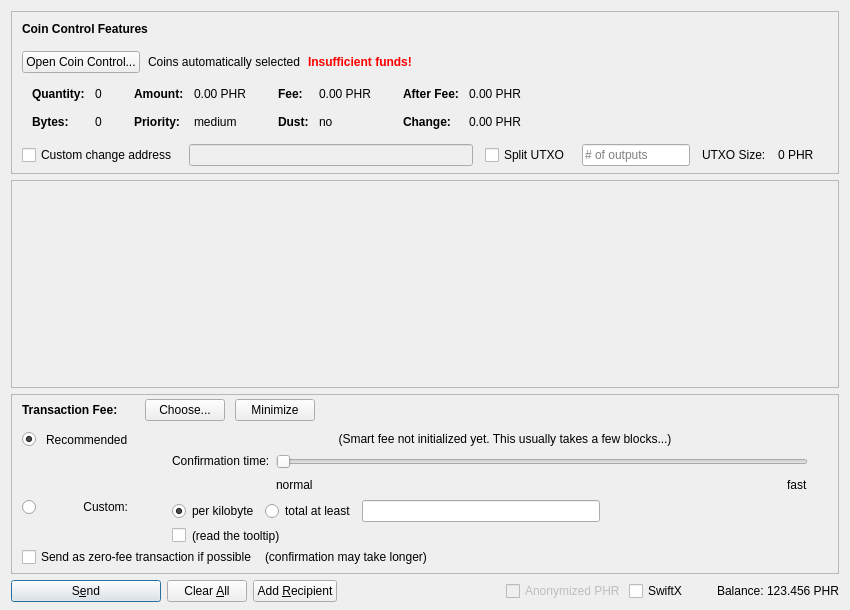
Before: the Qt Designer form src/qt/forms/sendcoinsdialog.ui in blocknetdx/blocknet, drawn with Qt 5.
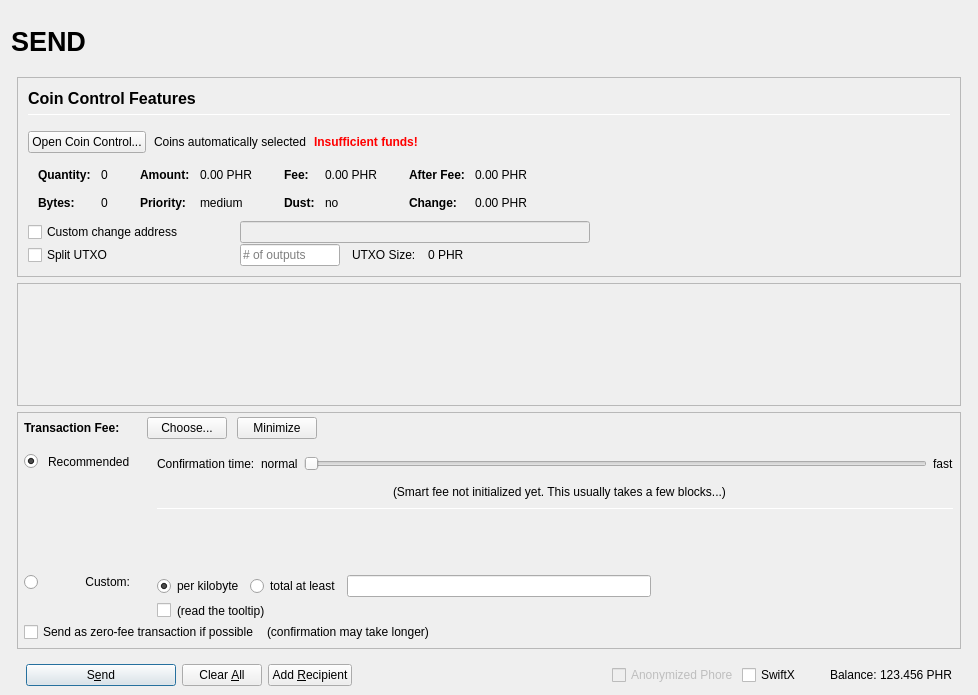
After: the same form once the commit is applied. Icons and pictures are not drawn. Custom widgets are drawn as their Qt base class.

What changed in the file:
```diff
--- a/src/qt/forms/sendcoinsdialog.ui
+++ b/src/qt/forms/sendcoinsdialog.ui
@@ -2,20 +2,155 @@
 <ui version="4.0">
  <class>SendCoinsDialog</class>
  <widget class="QDialog" name="SendCoinsDialog">
+  <property name="enabled">
+   <bool>true</bool>
+  </property>
   <property name="geometry">
    <rect>
     <x>0</x>
     <y>0</y>
-    <width>850</width>
-    <height>610</height>
+    <width>978</width>
+    <height>695</height>
    </rect>
   </property>
   <property name="windowTitle">
    <string>Send Coins</string>
   </property>
-  <layout class="QVBoxLayout" name="verticalLayout" stretch="0,1,0,0">
+  <layout class="QVBoxLayout" name="verticalLayout" stretch="0">
    <property name="bottomMargin">
-    <number>8</number>
+    <number>9</number>
+   </property>
+   <item>
+    <layout class="QVBoxLayout" name="verticalLayout_Master" stretch="0,1">
+     <property name="spacing">
+      <number>0</number>
+     </property>
+     <property name="leftMargin">
+      <number>0</number>
+     </property>
+     <property name="topMargin">
+      <number>0</number>
+     </property>
+     <property name="rightMargin">
+      <number>0</number>
+     </property>
+     <property name="bottomMargin">
+      <number>0</number>
+     </property>
+     <item>
+      <widget class="QFrame" name="frame_Header">
+       <layout class="QVBoxLayout" name="verticalLayout_Header" stretch="0">
+        <property name="leftMargin">
+         <number>0</number>
+        </property>
+        <property name="topMargin">
+         <number>0</number>
+        </property>
+        <property name="rightMargin">
+         <number>0</number>
+        </property>
+        <property name="bottomMargin">
+         <number>0</number>
+        </property>
+        <item>
+         <layout class="QHBoxLayout" name="horizontalLayout_Header" stretch="1,0,1">
+          <property name="spacing">
+           <number>6</number>
+          </property>
+          <item>
+           <widget class="QLabel" name="labelOverviewHeaderLeft">
+            <property name="minimumSize">
+             <size>
+              <width>464</width>
+              <height>60</height>
+             </size>
+            </property>
+            <property name="maximumSize">
+             <size>
+              <width>16777215</width>
+              <height>60</height>
+             </size>
+            </property>
+            <property name="font">
+             <font>
+              <pointsize>20</pointsize>
+              <weight>75</weight>
+              <bold>true</bold>
+             </font>
+            </property>
+            <property name="text">
+             <string>SEND</string>
+            </property>
+            <property name="alignment">
+             <set>Qt::AlignLeading|Qt::AlignLeft|Qt::AlignVCenter</set>
+            </property>
+           </widget>
+          </item>
+          <item>
+           <spacer name="horizontalSpacer_Header">
+            <property name="orientation">
+             <enum>Qt::Horizontal</enum>
+            </property>
+            <property name="sizeHint" stdset="0">
+             <size>
+              <width>40</width>
+              <height>20</height>
+             </size>
+            </property>
+           </spacer>
+          </item>
+          <item>
+           <widget class="QLabel" name="labelOverviewHeaderRight">
+            <property name="minimumSize">
+             <size>
+              <width>464</width>
+              <height>60</height>
+             </size>
+            </property>
+            <property name="maximumSize">
+             <size>
+              <width>16777215</width>
+              <height>60</height>
+             </size>
+            </property>
+            <property name="font">
+             <font>
+              <pointsize>14</pointsize>
+             </font>
+            </property>
+            <property name="text">
+             <string/>
+            </property>
+            <property name="alignment">
+             <set>Qt::AlignRight|Qt::AlignTrailing|Qt::AlignVCenter</set>
+            </property>
+           </widget>
+          </item>
+         </layout>
+        </item>
+       </layout>
+      </widget>
+     </item>
+     <item>
+      <widget class="QFrame" name="frame_BG">
+       <property name="minimumSize">
+        <size>
+         <width>0</width>
+         <height>0</height>
+        </size>
+       </property>
+       <layout class="QVBoxLayout" name="layout_BG" stretch="0,0,0,0">
+        <property name="leftMargin">
+         <number>6</number>
+        </property>
+        <property name="topMargin">
+         <number>6</number>
+        </property>
+        <property name="rightMargin">
+         <number>6</number>
+        </property>
+        <property name="bottomMargin">
+         <number>0</number>
    </property>
    <item>
     <widget class="QFrame" name="frameCoinControl">
@@ -51,12 +186,13 @@
        <number>0</number>
       </property>
       <property name="bottomMargin">
-       <number>6</number>
+            <number>0</number>
       </property>
       <item>
-       <layout class="QVBoxLayout" name="verticalLayoutCoinControl" stretch="0,0,0,0,1">
+            <widget class="QFrame" name="frameCoinControl_BG">
+             <layout class="QVBoxLayout" name="verticalLayoutCoinControl" stretch="0,0,0,0,0,0">
         <property name="spacing">
-         <number>0</number>
+               <number>1</number>
         </property>
         <property name="leftMargin">
          <number>10</number>
@@ -70,6 +206,11 @@
            <number>15</number>
           </property>
           <item>
+                 <layout class="QVBoxLayout" name="verticalLayout_3">
+                  <property name="spacing">
+                   <number>6</number>
+                  </property>
+                  <item>
            <widget class="QLabel" name="labelCoinControlFeatures">
             <property name="sizePolicy">
              <sizepolicy hsizetype="Preferred" vsizetype="Maximum">
@@ -77,8 +218,15 @@
               <verstretch>0</verstretch>
              </sizepolicy>
             </property>
+                    <property name="minimumSize">
+                     <size>
+                      <width>0</width>
+                      <height>20</height>
+                     </size>
+                    </property>
             <property name="font">
              <font>
+                      <pointsize>12</pointsize>
               <weight>75</weight>
               <bold>true</bold>
              </font>
@@ -91,6 +239,27 @@
             </property>
            </widget>
           </item>
+                  <item>
+                   <widget class="Line" name="line">
+                    <property name="minimumSize">
+                     <size>
+                      <width>0</width>
+                      <height>1</height>
+                     </size>
+                    </property>
+                    <property name="maximumSize">
+                     <size>
+                      <width>16777215</width>
+                      <height>1</height>
+                     </size>
+                    </property>
+                    <property name="orientation">
+                     <enum>Qt::Horizontal</enum>
+                    </property>
+                   </widget>
+                  </item>
+                 </layout>
+                </item>
          </layout>
         </item>
         <item>
@@ -528,7 +697,7 @@
          </widget>
         </item>
         <item>
-         <layout class="QHBoxLayout" name="horizontalLayoutCoinControl4" stretch="0,0,0,0,0,0,0">
+               <layout class="QHBoxLayout" name="horizontalLayoutCoinControl4">
           <property name="spacing">
            <number>12</number>
           </property>
@@ -536,13 +705,31 @@
            <enum>QLayout::SetDefaultConstraint</enum>
           </property>
           <property name="topMargin">
-           <number>5</number>
+                 <number>0</number>
           </property>
           <property name="rightMargin">
-           <number>5</number>
+                 <number>0</number>
           </property>
           <item>
            <widget class="QCheckBox" name="checkBoxCoinControlChange">
+                  <property name="sizePolicy">
+                   <sizepolicy hsizetype="Preferred" vsizetype="Preferred">
+                    <horstretch>0</horstretch>
+                    <verstretch>0</verstretch>
+                   </sizepolicy>
+                  </property>
+                  <property name="minimumSize">
+                   <size>
+                    <width>200</width>
+                    <height>0</height>
+                   </size>
+                  </property>
+                  <property name="maximumSize">
+                   <size>
+                    <width>200</width>
+                    <height>16777215</height>
+                   </size>
+                  </property>
             <property name="toolTip">
              <string>If this is activated, but the change address is empty or invalid, change will be sent to a newly generated address.</string>
             </property>
@@ -557,15 +744,71 @@
              <bool>false</bool>
             </property>
             <property name="sizePolicy">
-             <sizepolicy hsizetype="Expanding" vsizetype="Fixed">
+                   <sizepolicy hsizetype="Preferred" vsizetype="Preferred">
               <horstretch>0</horstretch>
               <verstretch>0</verstretch>
              </sizepolicy>
             </property>
-           </widget>
-          </item>
+                  <property name="minimumSize">
+                   <size>
+                    <width>300</width>
+                    <height>0</height>
+                   </size>
+                  </property>
+                 </widget>
+                </item>
+                <item>
+                 <widget class="QLabel" name="labelCoinControlChangeLabel">
+                  <property name="sizePolicy">
+                   <sizepolicy hsizetype="Preferred" vsizetype="Preferred">
+                    <horstretch>0</horstretch>
+                    <verstretch>0</verstretch>
+                   </sizepolicy>
+                  </property>
+                  <property name="minimumSize">
+                   <size>
+                    <width>100</width>
+                    <height>0</height>
+                   </size>
+                  </property>
+                  <property name="text">
+                   <string/>
+                  </property>
+                  <property name="margin">
+                   <number>3</number>
+                  </property>
+                 </widget>
+                </item>
+               </layout>
+              </item>
+              <item>
+               <layout class="QHBoxLayout" name="horizontalLayoutCoinControl6">
+                <property name="spacing">
+                 <number>12</number>
+                </property>
+                <property name="rightMargin">
+                 <number>0</number>
+                </property>
           <item>
            <widget class="QCheckBox" name="splitBlockCheckBox">
+                  <property name="sizePolicy">
+                   <sizepolicy hsizetype="Preferred" vsizetype="Preferred">
+                    <horstretch>0</horstretch>
+                    <verstretch>0</verstretch>
+                   </sizepolicy>
+                  </property>
+                  <property name="minimumSize">
+                   <size>
+                    <width>200</width>
+                    <height>0</height>
+                   </size>
+                  </property>
+                  <property name="maximumSize">
+                   <size>
+                    <width>200</width>
+                    <height>16777215</height>
+                   </size>
+                  </property>
             <property name="text">
              <string>Split UTXO</string>
             </property>
@@ -574,11 +817,23 @@
           <item>
            <widget class="QLineEdit" name="splitBlockLineEdit">
             <property name="sizePolicy">
-             <sizepolicy hsizetype="Fixed" vsizetype="Fixed">
+                   <sizepolicy hsizetype="Preferred" vsizetype="Preferred">
               <horstretch>50</horstretch>
               <verstretch>0</verstretch>
              </sizepolicy>
             </property>
+                  <property name="minimumSize">
+                   <size>
+                    <width>100</width>
+                    <height>0</height>
+                   </size>
+                  </property>
+                  <property name="maximumSize">
+                   <size>
+                    <width>100</width>
+                    <height>16777215</height>
+                   </size>
+                  </property>
             <property name="placeholderText">
              <string># of outputs</string>
             </property>
@@ -599,26 +854,17 @@
            </widget>
           </item>
           <item>
-           <widget class="QLabel" name="labelCoinControlChangeLabel">
-            <property name="sizePolicy">
-             <sizepolicy hsizetype="Preferred" vsizetype="Expanding">
-              <horstretch>0</horstretch>
-              <verstretch>0</verstretch>
-             </sizepolicy>
-            </property>
-            <property name="minimumSize">
+                 <spacer name="horizontalSpacer_7">
+                  <property name="orientation">
+                   <enum>Qt::Horizontal</enum>
+                  </property>
+                  <property name="sizeHint" stdset="0">
              <size>
-              <width>0</width>
-              <height>0</height>
-             </size>
-            </property>
-            <property name="text">
-             <string/>
-            </property>
-            <property name="margin">
-             <number>3</number>
-            </property>
-           </widget>
+                    <width>40</width>
+                    <height>20</height>
+                   </size>
+                  </property>
+                 </spacer>
           </item>
          </layout>
         </item>
@@ -636,6 +882,7 @@
          </spacer>
         </item>
        </layout>
+            </widget>
       </item>
      </layout>
     </widget>
@@ -650,8 +897,8 @@
        <rect>
         <x>0</x>
         <y>0</y>
-        <width>830</width>
-        <height>113</height>
+             <width>944</width>
+             <height>68</height>
        </rect>
       </property>
       <layout class="QVBoxLayout" name="verticalLayout_2" stretch="0,1">
@@ -733,11 +980,14 @@
          <number>0</number>
         </property>
         <property name="leftMargin">
-         <number>10</number>
+              <number>6</number>
         </property>
         <property name="topMargin">
          <number>0</number>
         </property>
+             <property name="rightMargin">
+              <number>6</number>
+             </property>
         <item>
          <layout class="QHBoxLayout" name="horizontalLayoutFee1">
           <property name="bottomMargin">
@@ -879,7 +1129,61 @@
              <property name="verticalSpacing">
               <number>4</number>
              </property>
-             <item row="2" column="4">
+                  <item row="2" column="0">
+                   <layout class="QVBoxLayout" name="verticalLayoutFee4" stretch="0">
+                    <item>
+                     <spacer name="verticalSpacer_2">
+                      <property name="orientation">
+                       <enum>Qt::Vertical</enum>
+                      </property>
+                      <property name="sizeHint" stdset="0">
+                       <size>
+                        <width>1</width>
+                        <height>1</height>
+                       </size>
+                      </property>
+                     </spacer>
+                    </item>
+                   </layout>
+                  </item>
+                  <item row="3" column="0">
+                   <layout class="QVBoxLayout" name="verticalLayoutFee9" stretch="0,1">
+                    <item>
+                     <widget class="QRadioButton" name="radioCustomFee">
+                      <property name="text">
+                       <string/>
+                      </property>
+                      <attribute name="buttonGroup">
+                       <string notr="true">groupFee</string>
+                      </attribute>
+                     </widget>
+                    </item>
+                    <item>
+                     <spacer name="verticalSpacer_6">
+                      <property name="orientation">
+                       <enum>Qt::Vertical</enum>
+                      </property>
+                      <property name="sizeHint" stdset="0">
+                       <size>
+                        <width>1</width>
+                        <height>1</height>
+                       </size>
+                      </property>
+                     </spacer>
+                    </item>
+                   </layout>
+                  </item>
+                  <item row="3" column="1">
+                   <widget class="QLabel" name="labelCustomFee">
+                    <property name="text">
+                     <string>Custom:</string>
+                    </property>
+                    <property name="alignment">
+                     <set>Qt::AlignRight|Qt::AlignTop|Qt::AlignTrailing</set>
+                    </property>
+                   </widget>
+                  </item>
+                  <item row="3" column="4">
               <layout class="QVBoxLayout" name="verticalLayoutFee8">
                <property name="spacing">
                 <number>6</number>
@@ -978,80 +1282,27 @@
                </item>
               </layout>
              </item>
-             <item row="1" column="0">
-              <layout class="QVBoxLayout" name="verticalLayoutFee4" stretch="1">
-               <item>
-                <spacer name="verticalSpacer_2">
-                 <property name="orientation">
-                  <enum>Qt::Vertical</enum>
-                 </property>
-                 <property name="sizeHint" stdset="0">
-                  <size>
-                   <width>1</width>
-                   <height>1</height>
-                  </size>
-                 </property>
-                </spacer>
-               </item>
-              </layout>
-             </item>
-             <item row="2" column="0">
-              <layout class="QVBoxLayout" name="verticalLayoutFee9" stretch="0,1">
-               <item>
-                <widget class="QRadioButton" name="radioCustomFee">
+                  <item row="1" column="1">
+                   <widget class="QLabel" name="labelSmartFee_2">
                  <property name="text">
-                  <string/>
-                 </property>
-                 <attribute name="buttonGroup">
-                  <string notr="true">groupFee</string>
-                 </attribute>
-                </widget>
-               </item>
-               <item>
-                <spacer name="verticalSpacer_6">
-                 <property name="orientation">
-                  <enum>Qt::Vertical</enum>
-                 </property>
-                 <property name="sizeHint" stdset="0">
-                  <size>
-                   <width>1</width>
-                   <height>1</height>
-                  </size>
-                 </property>
-                </spacer>
-               </item>
-              </layout>
-             </item>
-             <item row="1" column="4">
-              <layout class="QVBoxLayout" name="verticalLayoutFee3" stretch="0,0,1">
+                     <string>Recommended</string>
+                    </property>
+                   </widget>
+                  </item>
+                  <item row="0" column="4" rowspan="3">
+                   <layout class="QVBoxLayout" name="verticalLayoutFee3" stretch="0,0,0,0,1,0">
                <property name="spacing">
                 <number>6</number>
                </property>
                <property name="topMargin">
                 <number>2</number>
                </property>
-               <item>
-                <layout class="QHBoxLayout" name="horizontalLayoutFee12">
-                 <item>
-                  <spacer name="horizontalSpacer_5">
-                   <property name="orientation">
-                    <enum>Qt::Horizontal</enum>
-                   </property>
-                   <property name="sizeHint" stdset="0">
-                    <size>
-                     <width>1</width>
-                     <height>1</height>
-                    </size>
-                   </property>
-                  </spacer>
-                 </item>
-                </layout>
-               </item>
+                    <property name="bottomMargin">
+                     <number>20</number>
+                    </property>
                <item>
                 <layout class="QHBoxLayout" name="horizontalLayoutFee9">
                  <item>
-                  <layout class="QVBoxLayout" name="verticalLayoutFee6">
-                   <item>
                     <widget class="QLabel" name="labelSmartFee3">
                      <property name="text">
                       <string>Confirmation time:</string>
@@ -1062,27 +1313,23 @@
                     </widget>
                    </item>
                    <item>
-                    <spacer name="verticalSpacer_3">
-                     <property name="orientation">
-                      <enum>Qt::Vertical</enum>
-                     </property>
-                     <property name="sizeHint" stdset="0">
-                      <size>
-                       <width>1</width>
-                       <height>1</height>
-                      </size>
-                     </property>
-                    </spacer>
-                   </item>
-                  </layout>
-                 </item>
-                 <item>
-                  <layout class="QVBoxLayout" name="verticalLayoutFee5">
-                   <property name="rightMargin">
-                    <number>30</number>
-                   </property>
+                       <widget class="QLabel" name="labelSmartFeeNormal">
+                        <property name="text">
+                         <string>normal</string>
+                        </property>
+                        <property name="margin">
+                         <number>2</number>
+                        </property>
+                       </widget>
+                      </item>
                    <item>
                     <widget class="QSlider" name="sliderSmartFee">
+                        <property name="minimumSize">
+                         <size>
+                          <width>0</width>
+                          <height>24</height>
+                         </size>
+                        </property>
                      <property name="minimum">
                       <number>0</number>
                      </property>
@@ -1110,28 +1357,6 @@
                     </widget>
                    </item>
                    <item>
-                    <layout class="QHBoxLayout" name="horizontalLayoutFee10">
-                     <item>
-                      <widget class="QLabel" name="labelSmartFeeNormal">
-                       <property name="text">
-                        <string>normal</string>
-                       </property>
-                      </widget>
-                     </item>
-                     <item>
-                      <spacer name="horizontalSpacer_3">
-                       <property name="orientation">
-                        <enum>Qt::Horizontal</enum>
-                       </property>
-                       <property name="sizeHint" stdset="0">
-                        <size>
-                         <width>40</width>
-                         <height>20</height>
-                        </size>
-                       </property>
-                      </spacer>
-                     </item>
-                     <item>
                       <widget class="QLabel" name="labelSmartFeeFast">
                        <property name="text">
                         <string>fast</string>
@@ -1140,81 +1365,148 @@
                      </item>
                     </layout>
                    </item>
-                  </layout>
-                 </item>
-                </layout>
-               </item>
                <item>
-                <spacer name="verticalSpacer_4">
+                     <layout class="QHBoxLayout" name="horizontalLayout_recommended_texts">
+                      <property name="spacing">
+                       <number>0</number>
+                      </property>
+                      <item>
+                       <spacer name="horizontalSpacer_8">
                  <property name="orientation">
-                  <enum>Qt::Vertical</enum>
+                         <enum>Qt::Horizontal</enum>
                  </property>
                  <property name="sizeHint" stdset="0">
                   <size>
-                   <width>1</width>
-                   <height>1</height>
+                          <width>40</width>
+                          <height>20</height>
                   </size>
                  </property>
                 </spacer>
                </item>
-              </layout>
-             </item>
-             <item row="0" column="1">
-              <widget class="QLabel" name="labelSmartFee_2">
-               <property name="text">
-                <string>Recommended</string>
-               </property>
-              </widget>
-             </item>
-             <item row="0" column="0">
-              <widget class="QRadioButton" name="radioSmartFee">
-               <property name="text">
-                <string/>
-               </property>
-               <property name="checked">
-                <bool>true</bool>
-               </property>
-               <attribute name="buttonGroup">
-                <string notr="true">groupFee</string>
-               </attribute>
-              </widget>
-             </item>
-             <item row="2" column="1">
-              <widget class="QLabel" name="labelCustomFee">
-               <property name="text">
-                <string>Custom:</string>
-               </property>
-               <property name="alignment">
-                <set>Qt::AlignRight|Qt::AlignTop|Qt::AlignTrailing</set>
-               </property>
-              </widget>
-             </item>
-             <item row="0" column="2">
-              <widget class="QLabel" name="labelSmartFee">
-               <property name="text">
-                <string/>
-               </property>
-               <property name="margin">
-                <number>2</number>
-               </property>
-              </widget>
-             </item>
-             <item row="0" column="3">
+                      <item>
               <widget class="QLabel" name="labelFeeEstimation">
                <property name="text">
                 <string/>
                </property>
-              </widget>
-             </item>
-             <item row="0" column="4">
+                        <property name="margin">
+                         <number>2</number>
+                        </property>
+                       </widget>
+                      </item>
+                      <item>
               <widget class="QLabel" name="labelSmartFee2">
                <property name="text">
                 <string>(Smart fee not initialized yet. This usually takes a few blocks...)</string>
                </property>
                <property name="alignment">
-                <set>Qt::AlignHCenter</set>
+                         <set>Qt::AlignLeading|Qt::AlignLeft|Qt::AlignVCenter</set>
                </property>
                <property name="wordWrap">
+                         <bool>false</bool>
+                        </property>
+                        <property name="margin">
+                         <number>2</number>
+                        </property>
+                        <property name="indent">
+                         <number>-1</number>
+                        </property>
+                       </widget>
+                      </item>
+                      <item>
+                       <spacer name="horizontalSpacer_3">
+                        <property name="orientation">
+                         <enum>Qt::Horizontal</enum>
+                        </property>
+                        <property name="sizeHint" stdset="0">
+                         <size>
+                          <width>40</width>
+                          <height>20</height>
+                         </size>
+                        </property>
+                       </spacer>
+                      </item>
+                     </layout>
+                    </item>
+                    <item>
+                     <widget class="Line" name="line_2">
+                      <property name="minimumSize">
+                       <size>
+                        <width>0</width>
+                        <height>1</height>
+                       </size>
+                      </property>
+                      <property name="maximumSize">
+                       <size>
+                        <width>16777215</width>
+                        <height>1</height>
+                       </size>
+                      </property>
+                      <property name="orientation">
+                       <enum>Qt::Horizontal</enum>
+                      </property>
+                     </widget>
+                    </item>
+                    <item>
+                     <layout class="QHBoxLayout" name="horizontalLayoutFee12">
+                      <item>
+                       <spacer name="horizontalSpacer_5">
+                        <property name="orientation">
+                         <enum>Qt::Horizontal</enum>
+                        </property>
+                        <property name="sizeHint" stdset="0">
+                         <size>
+                          <width>1</width>
+                          <height>1</height>
+                         </size>
+                        </property>
+                       </spacer>
+                      </item>
+                     </layout>
+                    </item>
+                    <item>
+                     <spacer name="verticalSpacer_4">
+                      <property name="orientation">
+                       <enum>Qt::Vertical</enum>
+                      </property>
+                      <property name="sizeHint" stdset="0">
+                       <size>
+                        <width>1</width>
+                        <height>1</height>
+                       </size>
+                      </property>
+                     </spacer>
+                    </item>
+                    <item>
+                     <spacer name="verticalSpacer_3">
+                      <property name="orientation">
+                       <enum>Qt::Vertical</enum>
+                      </property>
+                      <property name="sizeHint" stdset="0">
+                       <size>
+                        <width>20</width>
+                        <height>40</height>
+                       </size>
+                      </property>
+                     </spacer>
+                    </item>
+                   </layout>
+                  </item>
+                  <item row="1" column="2">
+                   <widget class="QLabel" name="labelSmartFee">
+                    <property name="text">
+                     <string/>
+                    </property>
+                    <property name="margin">
+                     <number>2</number>
+                    </property>
+                   </widget>
+                  </item>
+                  <item row="1" column="0">
+                   <widget class="QRadioButton" name="radioSmartFee">
+                    <property name="text">
+                     <string/>
+                    </property>
+                    <property name="checked">
                 <bool>true</bool>
                </property>
                <property name="margin">
@@ -1299,7 +1591,11 @@
     </widget>
    </item>
    <item>
+         <widget class="QFrame" name="frame_Send">
     <layout class="QHBoxLayout" name="horizontalLayout">
+           <property name="bottomMargin">
+            <number>0</number>
+           </property>
      <item>
       <widget class="QPushButton" name="sendButton">
        <property name="minimumSize">
@@ -1390,7 +1686,7 @@
           <bool>false</bool>
          </property>
          <property name="text">
-          <string>Anonymized PHR</string>
+                <string>Anonymized Phore</string>
          </property>
         </widget>
        </item>
@@ -1437,6 +1733,12 @@
         </widget>
        </item>
       </layout>
+           </item>
+          </layout>
+         </widget>
+        </item>
+       </layout>
+      </widget>
      </item>
     </layout>
    </item>
```
Left out of the diff: 6 changed lines with no effect on the pictures. Lines whose indentation alone changed are shown as unchanged.
